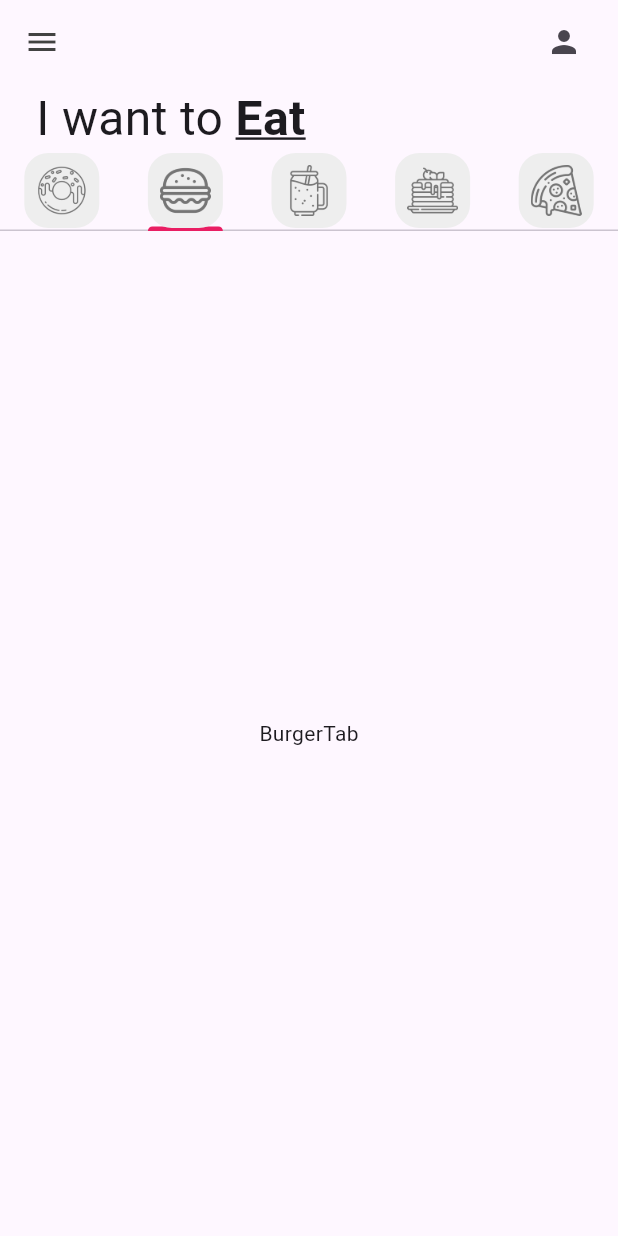
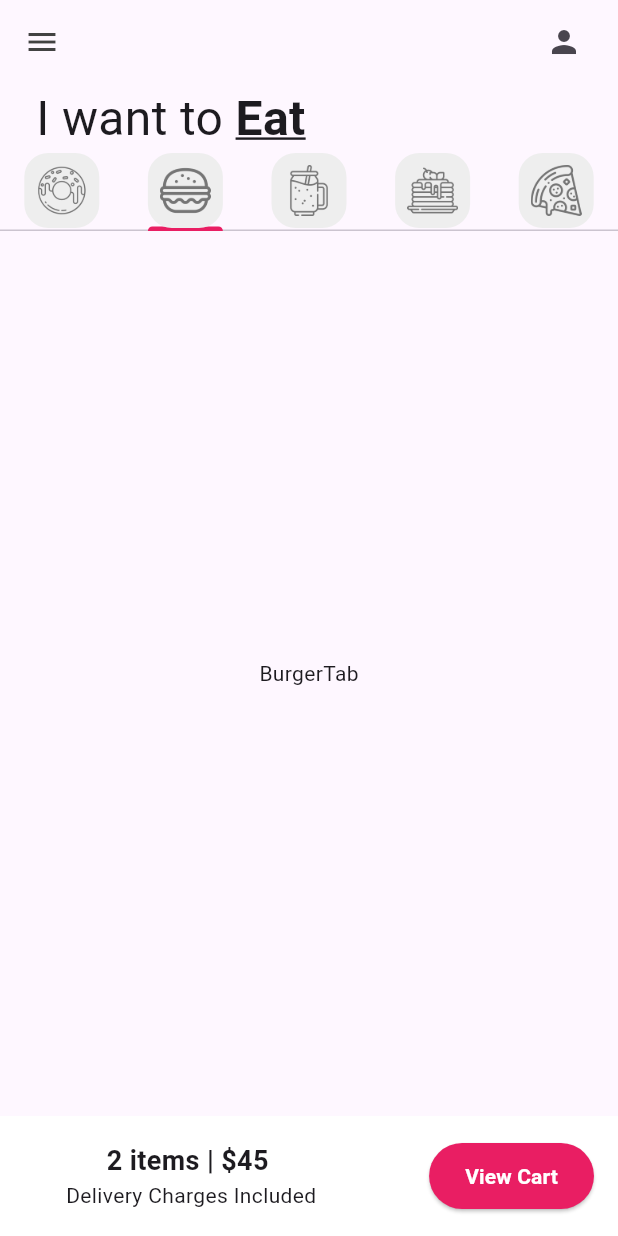
Before and after one commit to IIFreyrII/donut_app, a Flutter app: the screen it shows after launch, tab 2 chosen, on a phone screen of 412 x 824 dp. Run offline on Flutter 3.47's test engine with Material 3 defaults, Android fonts, the phone set to English and light mode, and no system bars.

Commit message:
ShoppingCart added

```diff
--- a/lib/pages/home_page.dart
+++ b/lib/pages/home_page.dart
@@ -5,6 +5,7 @@ import 'package:donut_app/tabs/pizza.dart';
 import 'package:donut_app/tabs/smoothie.dart';
 import 'package:donut_app/utils/my_tab.dart';
 import 'package:flutter/material.dart';
+import 'package:donut_app/utils/shopping_cart.dart';
 
 class Homepage extends StatefulWidget {
   const Homepage({super.key});
@@ -15,22 +16,23 @@ class Homepage extends StatefulWidget {
 
 class _HomepageState extends State<Homepage> {
   List<Widget> myTabs = [
-    MyTab(
+    const MyTab(
       iconPath: 'lib/icons/donut.png',
     ),
-    MyTab(
+    const MyTab(
       iconPath: 'lib/icons/burger.png',
     ),
-    MyTab(
+    const MyTab(
       iconPath: 'lib/icons/smoothie.png',
     ),
-    MyTab(
+    const MyTab(
       iconPath: 'lib/icons/pancakes.png',
     ),
-    MyTab(
+    const MyTab(
       iconPath: 'lib/icons/pizza.png',
     ),
   ];
+
   @override
   Widget build(BuildContext context) {
     return DefaultTabController(
@@ -38,6 +40,8 @@ class _HomepageState extends State<Homepage> {
       child: Scaffold(
         appBar: AppBar(
           backgroundColor: Colors.transparent,
+
+          //left menu icon
           leading: Icon(
             Icons.menu,
             color: Colors.grey[800],
@@ -51,44 +55,42 @@ class _HomepageState extends State<Homepage> {
         ),
         body: Column(
           children: [
-            //1.Texto principal
-            const Padding(
-              padding: EdgeInsets.symmetric(horizontal: 24.0),
+            //1. Texto principal (MainText)
+            Padding(
+              padding: const EdgeInsets.symmetric(horizontal: 24),
               child: Row(
                 children: [
                   Text(
-                    "I want to ",
-                    style: TextStyle(
-                      fontSize: 32,
-                    ),
+                    'I want to ',
+                    style: TextStyle(fontSize: 32),
                   ),
                   Text(
-                    "Eat",
+                    'Eat',
                     style: TextStyle(
-                      //Tamaño de letra
-                      fontSize: 32,
-                      //Negritas
-                      fontWeight: FontWeight.bold,
-                      //Subrayado
-                      decoration: TextDecoration.underline,
-                    ),
+                        //Tamaño de letra
+                        fontSize: 32,
+                        //Negritas
+                        fontWeight: FontWeight.bold,
+                        //Subrayado
+                        decoration: TextDecoration.underline),
                   ),
                 ],
               ),
             ),
             //2. Pestañas (TabBar)
             TabBar(tabs: myTabs),
-            //3. Contenido de las pestañas (TabBarView)
+            //3. Contenido de pestañas (TabBarView)
             Expanded(
               child: TabBarView(children: [
                 DonutTab(),
                 BurgerTab(),
                 SmoothieTab(),
                 PancakesTab(),
-                PizzaTab()
+                PizzaTab(),
               ]),
-            )
+            ),
             //4. Carrito (Cart)
+            ShoppingCart()
           ],
         ),
       ),
--- a/lib/tabs/donut.dart
+++ b/lib/tabs/donut.dart
@@ -21,7 +21,7 @@ class DonutTab extends StatelessWidget {
             //Número de columnas
             crossAxisCount: 2,
             //Proporción entre ancho y alto
-            childAspectRatio: 1 / 1.5),
+            childAspectRatio: 1 / 1.65),
         //Cuántos elementos
         itemCount: 4,
         padding: const EdgeInsets.all(12),
--- a/lib/utils/donut_tile.dart
+++ b/lib/utils/donut_tile.dart
@@ -80,7 +80,7 @@ class DonutTile extends StatelessWidget {
                 child: Text(
                   donutStore,
                   style: TextStyle(
-                    fontSize: 24,
+                    fontSize: 18,
                     fontWeight: FontWeight.bold,
                     color: Colors.grey,
                   ),
--- /dev/null
+++ b/lib/utils/shopping_cart.dart
@@ -0,0 +1,43 @@
+import 'package:flutter/material.dart';
+
+class ShoppingCart extends StatelessWidget {
+  const ShoppingCart({
+    super.key,
+  });
+
+  @override
+  Widget build(BuildContext context) {
+    return Container(
+      color: Colors.white,
+      padding: const EdgeInsets.all(16),
+      child: Row(
+        mainAxisAlignment: MainAxisAlignment.spaceBetween,
+        children: [
+          const Padding(
+            padding: EdgeInsets.only(left: 28),
+            child: Column(
+              mainAxisAlignment: MainAxisAlignment.spaceBetween,
+              children: [
+                Text('2 items | \$45 ',
+                    style: TextStyle(
+                      fontSize: 18,
+                      fontWeight: FontWeight.bold,
+                    )),
+                Text('Delivery Charges Included')
+              ],
+            ),
+          ),
+          ElevatedButton(
+              style: ElevatedButton.styleFrom(
+                backgroundColor: Colors.pink,
+                padding: const EdgeInsets.symmetric(horizontal: 24, vertical: 12)
+              ),
+              onPressed: () {},
+              child: const Text('View Cart',
+              style: TextStyle(color: Colors.white,
+              fontWeight: FontWeight.bold),))
+        ],
+      ),
+    );
+  }
+}
```
